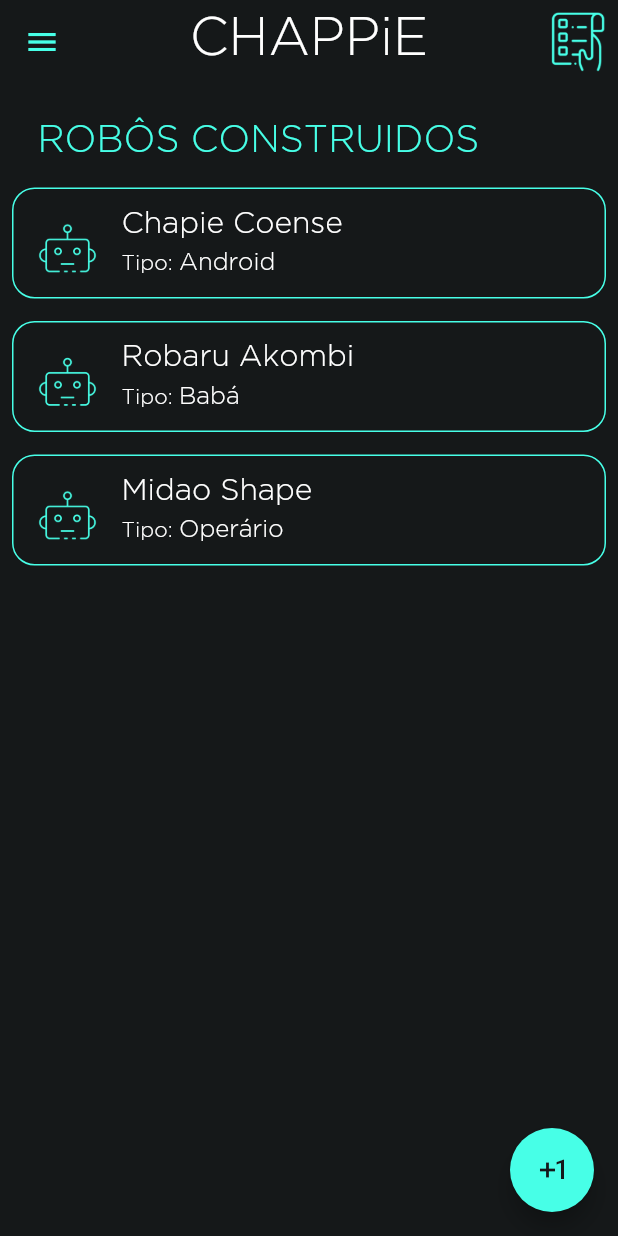
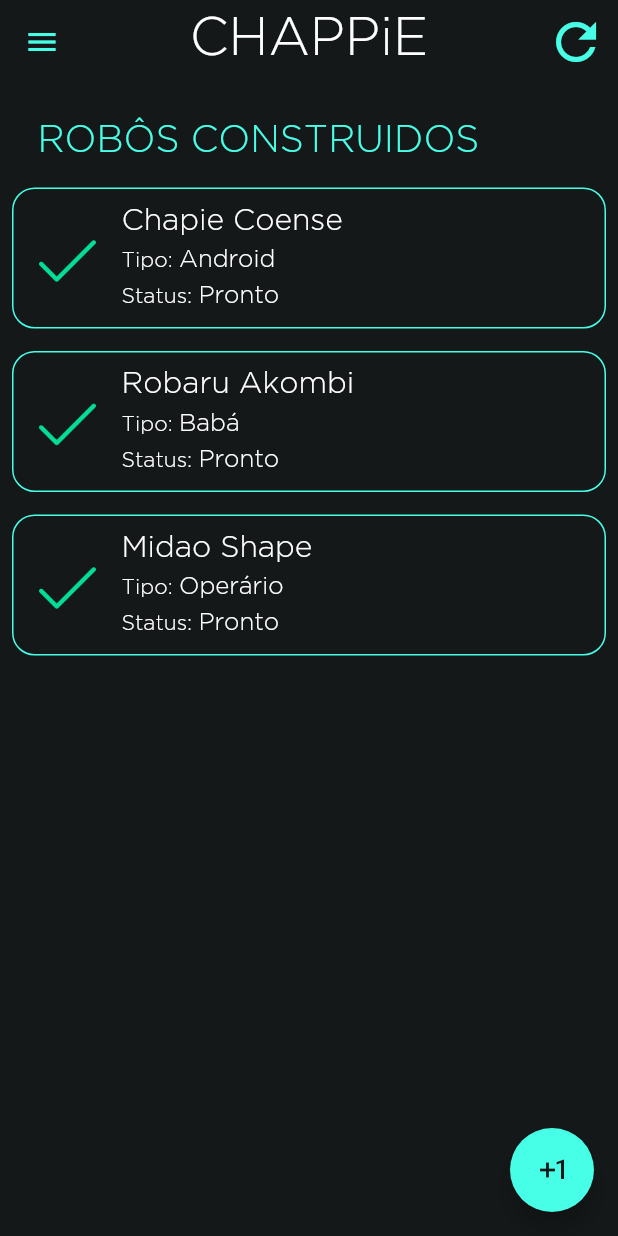
Before and after one commit to exceptionai/CHAPiE-Mobile, a Flutter app: the RobotListScreen screen opened by its route, on a phone screen of 412 x 824 dp. Run offline on Flutter 3.47's test engine with Material 2 defaults, Android fonts, the phone set to English and light mode, and no system bars; our stand-ins replace image_picker, percent_indicator, sqflite; accounts and stored records are empty.

Commit message:
MOCKA ESSA CARALHA

```diff
--- a/lib/models/robot.dart
+++ b/lib/models/robot.dart
@@ -21,6 +21,7 @@ class RobotModel {
     name = map[nameColumn];
     robotType = map[robotTypeColumn];
     schemaUrl = map[schemaUrlColumn];
+    done = map[doneColumn];
   }
 
   Map toMap(){
@@ -29,9 +30,16 @@ class RobotModel {
       nameColumn : name,
       robotTypeColumn : robotType,
       schemaUrlColumn : schemaUrl,
+      doneColumn : done,
     };
     return map;
   }
 
+  @override
+  String toString() {
+    // TODO: implement toString
+    return "id : ${this.id}, nome : ${this.name}, done : ${this.done}                                                         ";
+  }
+
 
 }
--- a/lib/repository/db_connection.dart
+++ b/lib/repository/db_connection.dart
@@ -71,7 +71,7 @@ class DbConnection {
         ${robotTable["nameColumn"]},
         ${robotTable["robotTypeColumn"]},
         ${robotTable["schemaUrlColumn"]},
-        ${robotTable["doneColumn"]}) VALUES (2,'Robaru Akombi','Babá','assets/images/baby-syster.jpg',0);""",
+        ${robotTable["doneColumn"]}) VALUES (2,'Robaru Akombi','Babá','assets/images/baby-syster.jpg',1);""",
         """INSERT INTO ${robotTable["tableName"]} (${robotTable["idColumn"]},
         ${robotTable["nameColumn"]},
         ${robotTable["robotTypeColumn"]},
--- a/lib/screens/robot_list_screen.dart
+++ b/lib/screens/robot_list_screen.dart
@@ -1,3 +1,5 @@
+import 'dart:async';
+
 import 'package:FiapEx/components/app_bar_fiap_ex.dart';
 import 'package:FiapEx/components/drawer_fiap_ex.dart';
 import 'package:FiapEx/models/robot.dart';
@@ -22,9 +24,13 @@ class _RobotListScreenState extends State<RobotListScreen> {
         action: Padding(
         padding: const EdgeInsets.all(8.0),
         child: InkWell(
-          child: Image.asset('assets/images/entregatrabalhos.png', height: 26),
-          onTap: () {
-            Navigator.of(context).pushReplacementNamed('/schema');
+          child: Icon(Icons.refresh,size: 40,),//Image.asset('assets/images/entregatrabalhos.png', height: 26),
+          onTap: () async {
+            //Navigator.of(context).pushReplacementNamed('/schema');
+            await service.endProductionOfRobots();
+            setState(() {
+
+            });
           },
         ),
       )),
--- a/lib/tiles/robot_list_tile.dart
+++ b/lib/tiles/robot_list_tile.dart
@@ -54,11 +54,25 @@ class _RobotListTileState extends State<RobotListTile> {
                   Text('${robotModel.robotType}', style: TextStyle(fontSize: 16)),
                 ],
               ),
+              SizedBox(
+                height: 8,
+              ),
+              (robotModel.done == 1) ? Row(
+                children: <Widget>[
+                  Text('Status: ', style: TextStyle(fontSize: 14)),
+                  Text('Pronto', style: TextStyle(fontSize: 16)),
+                ],
+              ) : Row(
+                children: <Widget>[
+                  Text('Status: ', style: TextStyle(fontSize: 14)),
+                  Text('Construindo', style: TextStyle(fontSize: 16)),
+                ],
+              )
 
             ],
           ),
           leading:
-             widget?.robotModel?.done != null && widget.robotModel.done == 0 ? Padding(
+             widget?.robotModel?.done != null && widget.robotModel.done == 1 ? Padding(
                 padding: const EdgeInsets.only(top:8.0),
                 child: Image.asset(
                     'assets/images/presenteicone.png',
@@ -67,9 +81,8 @@ class _RobotListTileState extends State<RobotListTile> {
                 )
               : Padding(
                   padding: const EdgeInsets.only(top: 8.0),
-                  child: Image.asset(
-                    'assets/images/pendenteicone.png',
-                    width: 40,
+                  child: CircularProgressIndicator(
+                    backgroundColor: Theme.of(context).primaryColor,
                   ),
                 ),
         ),
```
Also changed, not shown: lib/components/robot_form_ex_statelful.dart (+40 -14 lines), lib/screens/new_robot_screen.dart (+12 -6 lines), lib/services/charpie_service.dart (+20 -0 lines), 4 other files.
